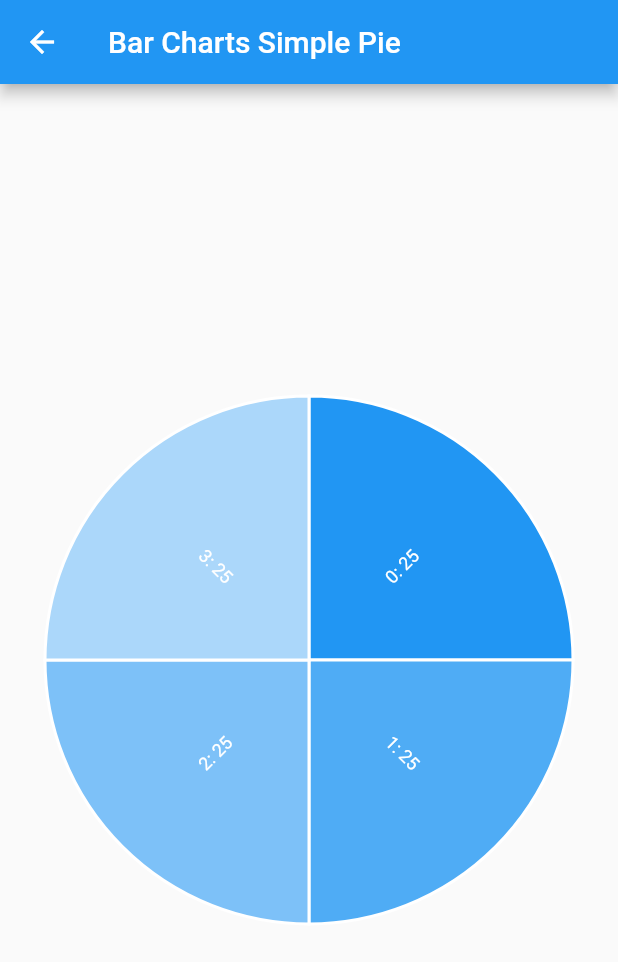
After one commit to goldenskill/Charts-Google-Flutter, a Flutter app: the PieCharts screen opened directly, swiped to page 2, on a phone screen of 412 x 824 dp. The commit adds this screen. Shown: the top 962 px of the screen. Run offline on Flutter 3.47's test engine with Material 2 defaults, Android fonts, the phone set to English and light mode, and no system bars; our stand-ins replace charts_flutter.

Commit message:
Add PieOutsideLabelChart

```diff
--- /dev/null
+++ b/lib/Models/LinearSales.dart
@@ -0,0 +1,6 @@
+class LinearSales {
+  final int year;
+  final int sales;
+
+  LinearSales(this.year, this.sales);
+}
--- /dev/null
+++ b/lib/ui/Charts/Charts/PieCharts/PieOutsideLabelChart.dart
@@ -0,0 +1,41 @@
+import 'package:charts_google/Models/LinearSales.dart';
+import 'package:flutter/material.dart';
+import 'package:charts_flutter/flutter.dart' as Charts;
+class PieOutsideLabelChart  extends StatelessWidget {
+
+  PieOutsideLabelChart();
+
+  factory PieOutsideLabelChart.withSampleData() {
+    return PieOutsideLabelChart();
+  }
+
+
+  @override
+  Widget build(BuildContext context) {
+    return new Charts.PieChart(
+      _getData(),
+      animate: true,
+      defaultRenderer: new Charts.ArcRendererConfig(
+        arcRendererDecorators: [
+          new Charts.ArcLabelDecorator(
+            labelPosition: Charts.ArcLabelPosition.inside
+          )
+        ]
+      )
+    );
+  }
+
+  _getData(){
+    final data = [
+      new LinearSales(0, 25),
+      new LinearSales(1, 25),
+      new LinearSales(2, 25),
+      new LinearSales(3, 25),
+    ];
+
+    return [
+      new Charts.Series(id: "ChartPie", data: data, domainFn: (LinearSales sales, _) => sales.year, measureFn: (LinearSales sales, _) => sales.sales, labelAccessorFn: (LinearSales row, _) => '${row.year}: ${row.sales}')
+    ];
+  }
+
+}
--- a/lib/ui/PieCharts.dart
+++ b/lib/ui/PieCharts.dart
@@ -1,3 +1,4 @@
+import 'package:charts_google/ui/Charts/Charts/PieCharts/PieOutsideLabelChart.dart';
 import 'package:charts_google/ui/Charts/Charts/PieCharts/SimplePieChart.dart';
 import 'package:flutter/material.dart';
 
@@ -16,16 +17,14 @@ class _PieChartsState extends State<PieCharts> {
       ),
       body: new PageView(
         children: <Widget>[
-          itemPageView(SimplePieChart.withSampleData(), "SimpleBarChart"),
+          itemPageView(SimplePieChart.withSampleData()),
+          itemPageView(PieOutsideLabelChart.withSampleData()),
         ],
       ),
     );
   }
 
-  Widget itemPageView(Widget widget, title){
-    setState(() {
-      typeChart = title;
-    });
+  Widget itemPageView(Widget widget){
     return new Padding(padding: new EdgeInsets.all(10),
       child: widget,
     );
```
